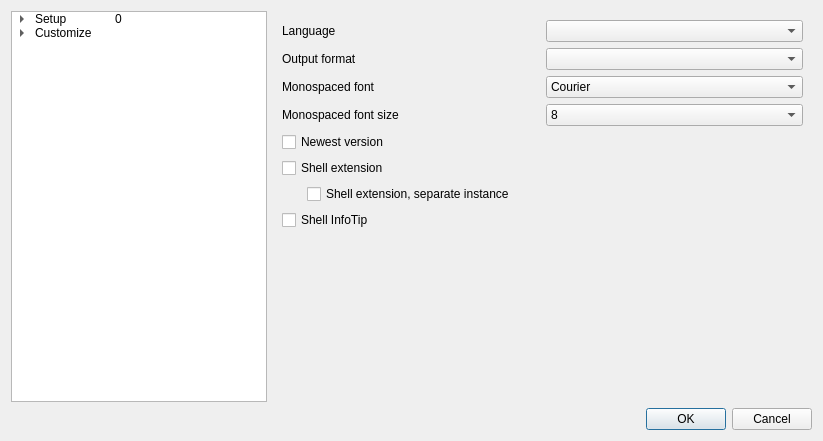
Old version of the form Source/GUI/Qt/prefs.ui in the repository MediaArea/MediaInfo.
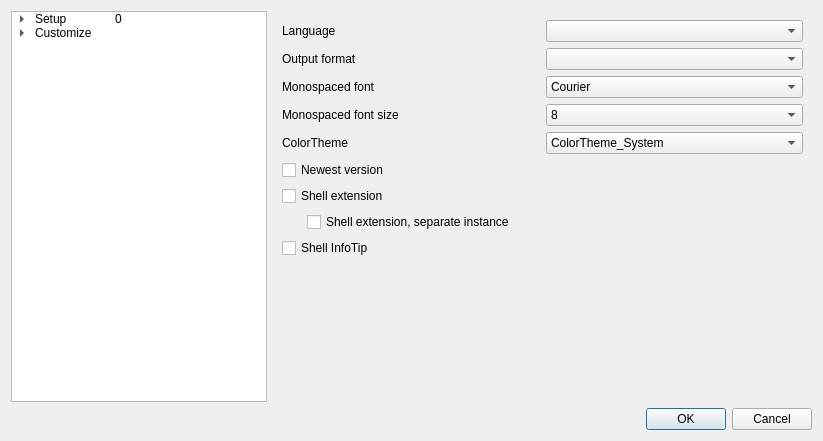
New version of the form.

Commit message: Qt GUI: Add dark mode user preferences

Diff of the .ui file:
```diff
--- a/Source/GUI/Qt/prefs.ui
+++ b/Source/GUI/Qt/prefs.ui
@@ -111,19 +111,16 @@
        </property>
        <widget class="QWidget" name="Setup">
         <layout class="QGridLayout" name="gridLayout">
-         <item row="3" column="1">
-          <widget class="QFontComboBox" name="comboBox_font">
+         <item row="2" column="0">
+          <widget class="QLabel" name="label_2">
            <property name="sizePolicy">
-            <sizepolicy hsizetype="Expanding" vsizetype="Fixed">
+            <sizepolicy hsizetype="Expanding" vsizetype="Preferred">
              <horstretch>0</horstretch>
              <verstretch>0</verstretch>
             </sizepolicy>
            </property>
-           <property name="editable">
-            <bool>false</bool>
-           </property>
-           <property name="fontFilters">
-            <set>QFontComboBox::FontFilter::MonospacedFonts</set>
+           <property name="text">
+            <string>Output format</string>
            </property>
           </widget>
          </item>
@@ -182,32 +179,6 @@
            </item>
           </widget>
          </item>
-         <item row="3" column="0">
-          <widget class="QLabel" name="label_4">
-           <property name="sizePolicy">
-            <sizepolicy hsizetype="Expanding" vsizetype="Preferred">
-             <horstretch>0</horstretch>
-             <verstretch>0</verstretch>
-            </sizepolicy>
-           </property>
-           <property name="text">
-            <string>Monospaced font</string>
-           </property>
-          </widget>
-         </item>
-         <item row="2" column="0">
-          <widget class="QLabel" name="label_2">
-           <property name="sizePolicy">
-            <sizepolicy hsizetype="Expanding" vsizetype="Preferred">
-             <horstretch>0</horstretch>
-             <verstretch>0</verstretch>
-            </sizepolicy>
-           </property>
-           <property name="text">
-            <string>Output format</string>
-           </property>
-          </widget>
-         </item>
          <item row="1" column="0">
           <widget class="QLabel" name="label">
            <property name="sizePolicy">
@@ -221,6 +192,61 @@
            </property>
           </widget>
          </item>
+         <item row="7" column="0" colspan="2">
+          <widget class="QCheckBox" name="checkForNewVersion">
+           <property name="sizePolicy">
+            <sizepolicy hsizetype="Expanding" vsizetype="Fixed">
+             <horstretch>0</horstretch>
+             <verstretch>0</verstretch>
+            </sizepolicy>
+           </property>
+           <property name="text">
+            <string>Newest version</string>
+           </property>
+          </widget>
+         </item>
+         <item row="8" column="0" colspan="2">
+          <widget class="QCheckBox" name="shellExtension">
+           <property name="sizePolicy">
+            <sizepolicy hsizetype="Expanding" vsizetype="Fixed">
+             <horstretch>0</horstretch>
+             <verstretch>0</verstretch>
+            </sizepolicy>
+           </property>
+           <property name="text">
+            <string>Shell extension</string>
+           </property>
+          </widget>
+         </item>
+         <item row="3" column="1">
+          <widget class="QFontComboBox" name="comboBox_font">
+           <property name="sizePolicy">
+            <sizepolicy hsizetype="Expanding" vsizetype="Fixed">
+             <horstretch>0</horstretch>
+             <verstretch>0</verstretch>
+            </sizepolicy>
+           </property>
+           <property name="editable">
+            <bool>false</bool>
+           </property>
+           <property name="fontFilters">
+            <set>QFontComboBox::FontFilter::MonospacedFonts</set>
+           </property>
+          </widget>
+         </item>
+         <item row="10" column="0" colspan="2">
+          <widget class="QCheckBox" name="shellInfoTip">
+           <property name="sizePolicy">
+            <sizepolicy hsizetype="Expanding" vsizetype="Fixed">
+             <horstretch>0</horstretch>
+             <verstretch>0</verstretch>
+            </sizepolicy>
+           </property>
+           <property name="text">
+            <string>Shell InfoTip</string>
+           </property>
+          </widget>
+         </item>
          <item row="1" column="1">
           <widget class="QComboBox" name="comboBox_language">
            <property name="sizePolicy">
@@ -244,6 +270,32 @@
            </property>
           </widget>
          </item>
+         <item row="3" column="0">
+          <widget class="QLabel" name="label_4">
+           <property name="sizePolicy">
+            <sizepolicy hsizetype="Expanding" vsizetype="Preferred">
+             <horstretch>0</horstretch>
+             <verstretch>0</verstretch>
+            </sizepolicy>
+           </property>
+           <property name="text">
+            <string>Monospaced font</string>
+           </property>
+          </widget>
+         </item>
+         <item row="11" column="0" colspan="2">
+          <spacer name="verticalSpacer_5">
+           <property name="orientation">
+            <enum>Qt::Orientation::Vertical</enum>
+           </property>
+           <property name="sizeHint" stdset="0">
+            <size>
+             <width>20</width>
+             <height>40</height>
+            </size>
+           </property>
+          </spacer>
+         </item>
          <item row="2" column="1">
           <widget class="QComboBox" name="comboBox_defaultview">
            <property name="sizePolicy">
@@ -254,33 +306,7 @@
            </property>
           </widget>
          </item>
-         <item row="5" column="0" colspan="2">
-          <widget class="QCheckBox" name="checkForNewVersion">
-           <property name="sizePolicy">
-            <sizepolicy hsizetype="Expanding" vsizetype="Fixed">
-             <horstretch>0</horstretch>
-             <verstretch>0</verstretch>
-            </sizepolicy>
-           </property>
-           <property name="text">
-            <string>Newest version</string>
-           </property>
-          </widget>
-         </item>
-         <item row="6" column="0" colspan="2">
-          <widget class="QCheckBox" name="shellExtension">
-           <property name="sizePolicy">
-            <sizepolicy hsizetype="Expanding" vsizetype="Fixed">
-             <horstretch>0</horstretch>
-             <verstretch>0</verstretch>
-            </sizepolicy>
-           </property>
-           <property name="text">
-            <string>Shell extension</string>
-           </property>
-          </widget>
-         </item>
-         <item row="7" column="0" colspan="2">
+         <item row="9" column="0" colspan="2">
           <layout class="QHBoxLayout" name="horizontalLayout_4">
            <property name="leftMargin">
             <number>25</number>
@@ -300,31 +326,43 @@
            </item>
           </layout>
          </item>
-         <item row="8" column="0" colspan="2">
-          <widget class="QCheckBox" name="shellInfoTip">
+         <item row="5" column="0">
+          <widget class="QLabel" name="label_colorTheme">
            <property name="sizePolicy">
-            <sizepolicy hsizetype="Expanding" vsizetype="Fixed">
+            <sizepolicy hsizetype="Expanding" vsizetype="Preferred">
              <horstretch>0</horstretch>
              <verstretch>0</verstretch>
             </sizepolicy>
            </property>
            <property name="text">
-            <string>Shell InfoTip</string>
+            <string>ColorTheme</string>
            </property>
           </widget>
          </item>
-         <item row="9" column="0" colspan="2">
-          <spacer name="verticalSpacer_5">
-           <property name="orientation">
-            <enum>Qt::Orientation::Vertical</enum>
+         <item row="5" column="1">
+          <widget class="QComboBox" name="comboBox_colorTheme">
+           <property name="sizePolicy">
+            <sizepolicy hsizetype="Expanding" vsizetype="Fixed">
+             <horstretch>0</horstretch>
+             <verstretch>0</verstretch>
+            </sizepolicy>
            </property>
-           <property name="sizeHint" stdset="0">
-            <size>
-             <width>20</width>
-             <height>40</height>
-            </size>
-           </property>
-          </spacer>
+           <item>
+            <property name="text">
+             <string>ColorTheme_System</string>
+            </property>
+           </item>
+           <item>
+            <property name="text">
+             <string>ColorTheme_Light</string>
+            </property>
+           </item>
+           <item>
+            <property name="text">
+             <string>ColorTheme_Dark</string>
+            </property>
+           </item>
+          </widget>
          </item>
         </layout>
        </widget>
```
The commit also changes 5 other files.
